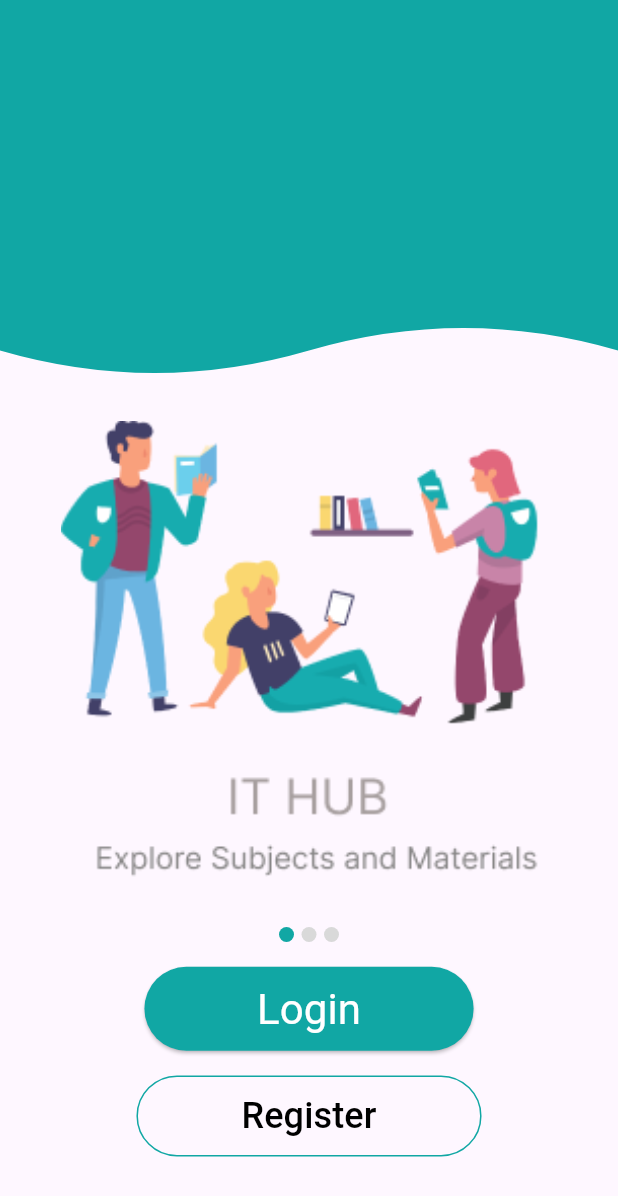
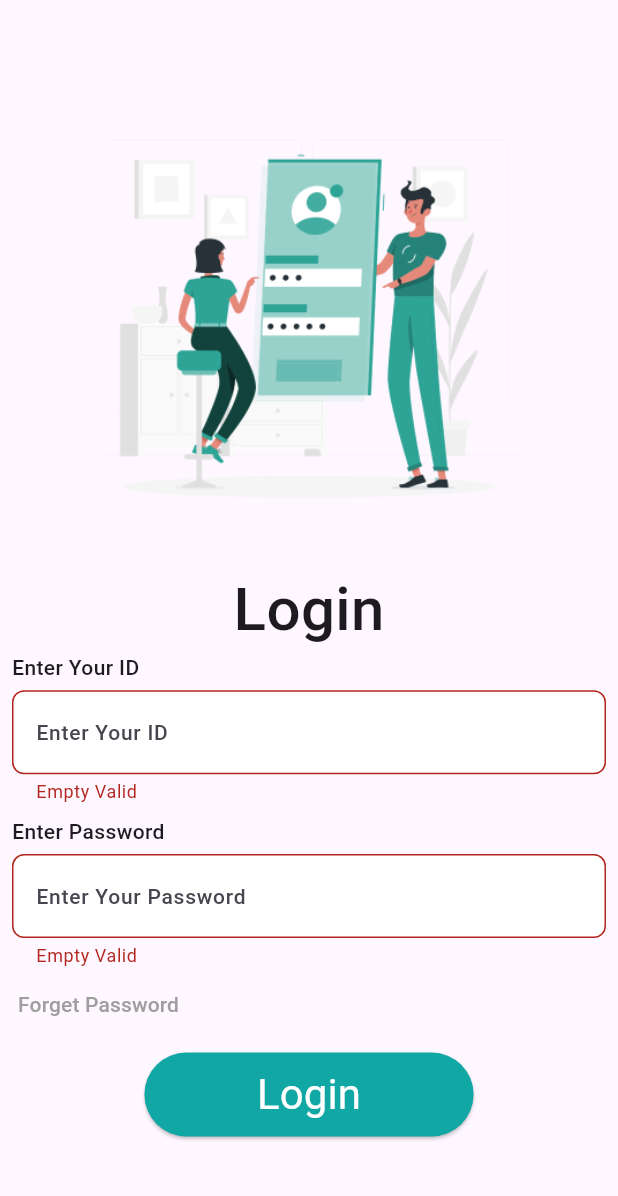
Before and after one commit to YaHyARamadan/IT_HUB, a Flutter app: the screen it shows after launch, after a tap on "Login", on a phone screen of 412 x 824 dp. Shown: the top 1196 px of the screen. Run offline on Flutter 3.47's test engine with Material 3 defaults, Android fonts, the phone set to English and light mode, and no system bars; our stand-ins replace device_preview, flutter_screenutil, google_fonts; Roboto replaces fonts that are missing (Kanit, Lalezar).

Commit message:
Login Screen

```diff
--- a/lib/core/style/my_text_style.dart
+++ b/lib/core/style/my_text_style.dart
@@ -14,5 +14,9 @@ class MyTextStyle {
     fontSize: 24,
     fontWeight: FontWeight.w500,
   );
+  static TextStyle konkhmer40Size400Weight = GoogleFonts.konkhmerSleokchher(
+    fontSize: 40,
+    fontWeight: FontWeight.w500,
+  );
 
 }
--- /dev/null
+++ b/lib/core/widgets/custom_text_form_field.dart
@@ -0,0 +1,77 @@
+import 'package:flutter/material.dart';
+import '../style/my_text_style.dart';
+
+class CustomTextForm extends StatefulWidget {
+  final String title;
+  final String? hint;
+  final TextEditingController? textEditingController;
+  final TextInputType textInputType;
+  final int? maxNum;
+  const CustomTextForm(
+      {super.key,
+        required this.title,
+        this.textEditingController,
+        required this.textInputType,
+        this.maxNum, this.hint});
+
+  @override
+  State<CustomTextForm> createState() => _CustomTextFormState();
+}
+
+class _CustomTextFormState extends State<CustomTextForm> {
+  final FocusNode nameFocusNode = FocusNode();
+  final FocusNode idFocusNode = FocusNode();
+
+  @override
+  Widget build(BuildContext context) {
+    return Padding(
+      padding: const EdgeInsets.symmetric(horizontal: 8),
+      child: Column(
+        crossAxisAlignment: CrossAxisAlignment.start,
+        children: [
+          Text(
+              widget.title,
+              style: MyTextStyle.konkhmer40Size400Weight.copyWith(fontSize: 14)
+          ),
+          const SizedBox(height: 5.0),
+          TextFormField(
+            focusNode: FocusNode(),
+            controller: widget.textEditingController,
+            validator: (value) {
+              if (value == null || value.isEmpty) {
+                return 'Empty Valid';
+              }
+              return null;
+            },
+            decoration: InputDecoration(
+                filled: true,
+                fillColor: Colors.white,
+                hintText:  widget.hint  ?? 'Enter Your ${widget.title} Here',
+                hintStyle: MyTextStyle.konkhmer40Size400Weight.copyWith(fontSize: 14),
+                enabledBorder: const OutlineInputBorder(
+                  borderSide: BorderSide(width: 1,color: Color(0xff11A7A4)),
+                  borderRadius: BorderRadius.all(
+                    Radius.circular(8.0),
+                  ),
+                ),
+                border:  const OutlineInputBorder(
+                  borderSide: BorderSide(width: 1,color: Color(0xff11A7A4)),
+                  borderRadius: BorderRadius.all(
+                    Radius.circular(8.0),
+                  ),
+                ),
+                focusedBorder:  const OutlineInputBorder(
+                  borderSide: BorderSide(width: 2,color: Color(0xff11A7A4)),
+                  borderRadius: BorderRadius.all(
+                    Radius.circular(8.0),
+                  ),
+                )
+            ),
+            keyboardType: widget.textInputType,
+            maxLength: widget.maxNum,
+          ),
+        ],
+      ),
+    );
+  }
+}
--- /dev/null
+++ b/lib/features/auth_screen/login_screen/view/login_screen.dart
@@ -0,0 +1,79 @@
+import 'package:batu_nw/core/style/my_text_style.dart';
+import 'package:batu_nw/core/widgets/custom_text.dart';
+import 'package:flutter/material.dart';
+import 'package:flutter_screenutil/flutter_screenutil.dart';
+
+import '../../../../core/widgets/custom_text_form_field.dart';
+
+class LoginScreen extends StatelessWidget {
+  const LoginScreen({super.key});
+
+  @override
+  Widget build(BuildContext context) {
+    final TextEditingController idController = TextEditingController();
+    final TextEditingController passWordController = TextEditingController();
+    final GlobalKey<FormState> formKey = GlobalKey<FormState>();
+    var mediaHeight = MediaQuery.sizeOf(context).height;
+    return Scaffold(
+      body: SafeArea(
+        child: Center(
+          child: Form(
+            key: formKey,
+            child: SingleChildScrollView(
+              child: Column(
+                children: [
+                  Image.asset(
+                      "assets/img/auth_screen/Mobile login-rafiki (1) 1.png",scale: 1.3),
+                  CustomText(
+                      text: "Login", style: MyTextStyle.konkhmer40Size400Weight),
+                  CustomTextForm(
+                    title: 'Enter Your ID',
+                    hint: 'Enter Your ID',
+                    textEditingController: idController,
+                    textInputType: TextInputType.number,
+                  ),
+                  SizedBox(height: mediaHeight * 0.01),
+                  CustomTextForm(
+                    title: 'Enter Password',
+                    hint: 'Enter Your Password',
+                    textEditingController: passWordController,
+                    textInputType: TextInputType.number,
+                  ),
+                  Align(
+                    alignment: Alignment.centerLeft,
+                    child: TextButton(
+                      onPressed: () {},
+                      child: CustomText(
+                          text: "Forget Password",
+                          style: MyTextStyle.konkhmer40Size400Weight
+                              .copyWith(fontSize: 14, color: Colors.grey)),
+                    ),
+                  ),
+                  SizedBox(height: mediaHeight * 0.01),
+                  ElevatedButton(
+                      onPressed: () {
+                        if(formKey.currentState!.validate()){
+
+                        }
+                      },
+                      style: ButtonStyle(
+                        backgroundColor:
+                        WidgetStateProperty.all(const Color(0xff11A7A4)),
+                        padding: WidgetStateProperty.all(
+                            const EdgeInsets.symmetric(horizontal: 75, vertical: 8)),
+                      ),
+                      child: CustomText(
+                          text: 'Login',
+                          style: MyTextStyle.kanit24Size400Weight
+                              .copyWith(color: Colors.white, fontSize: 28))),
+                  SizedBox(height: mediaHeight * 0.01),
+
+                ],
+              ),
+            ),
+          ),
+        ),
+      ),
+    );
+  }
+}
--- a/lib/features/introducation_screen/intro_screen/view/intro_screen.dart
+++ b/lib/features/introducation_screen/intro_screen/view/intro_screen.dart
@@ -1,9 +1,7 @@
 import 'dart:async';
-
 import 'package:batu_nw/features/introducation_screen/intro_screen/view/widget/bottom_wave_clipper.dart';
 import 'package:batu_nw/features/introducation_screen/intro_screen/view/widget/dot_page.dart';
 import 'package:flutter/material.dart';
-import 'package:flutter_screenutil/flutter_screenutil.dart';
 
 import '../../../../core/style/my_text_style.dart';
 import '../../../../core/widgets/custom_text.dart';
@@ -41,7 +39,7 @@ class _IntroScreenState extends State<IntroScreen> {
               width: mediaWidth,
               height: mediaHeight * 0.39,
               child: PageView(
-                // controller: pageController,
+                controller: pageController,
                 children: [
                   Image.asset('assets/img/intro_img/Component 1.png',
                       scale: 0.74),
--- a/lib/main.dart
+++ b/lib/main.dart
@@ -3,6 +3,7 @@ import 'package:device_preview/device_preview.dart';
 import 'package:flutter/foundation.dart';
 import 'package:flutter/material.dart';
 import 'package:flutter_screenutil/flutter_screenutil.dart';
+import 'features/auth_screen/login_screen/view/login_screen.dart';
 import 'features/introducation_screen/intro_screen/view/intro_screen.dart';
 
 void main() {
@@ -33,12 +34,14 @@ class MyApp extends StatelessWidget {
             theme: ThemeData.light(),
             darkTheme: ThemeData.dark(),
             title: 'Flutter Demo',
+
+
             // theme: ThemeData(
             //   colorScheme: ColorScheme.fromSeed(seedColor: Colors.deepPurple),
             //   useMaterial3: true,
             //   scaffoldBackgroundColor: Colors.white,
             // ),
-            home: const IntroScreen(),
+            home: const LoginScreen(),
           );
         });
   }
--- a/pubspec.yaml
+++ b/pubspec.yaml
@@ -65,8 +65,8 @@ flutter:
   assets:
      - assets/img/
      - assets/img/intro_img/
-     - assets/img/intro_img/Untitled-1 1.svg
      - assets/img/splash_screen/
+     - assets/img/auth_screen/
 
   # An image asset can refer to one or more resolution-specific "variants", see
   # https://flutter.dev/to/resolution-aware-images
```
Also changed, not shown: assets/img/auth_screen/Mobile login-rafiki (1) 1.png (added).
